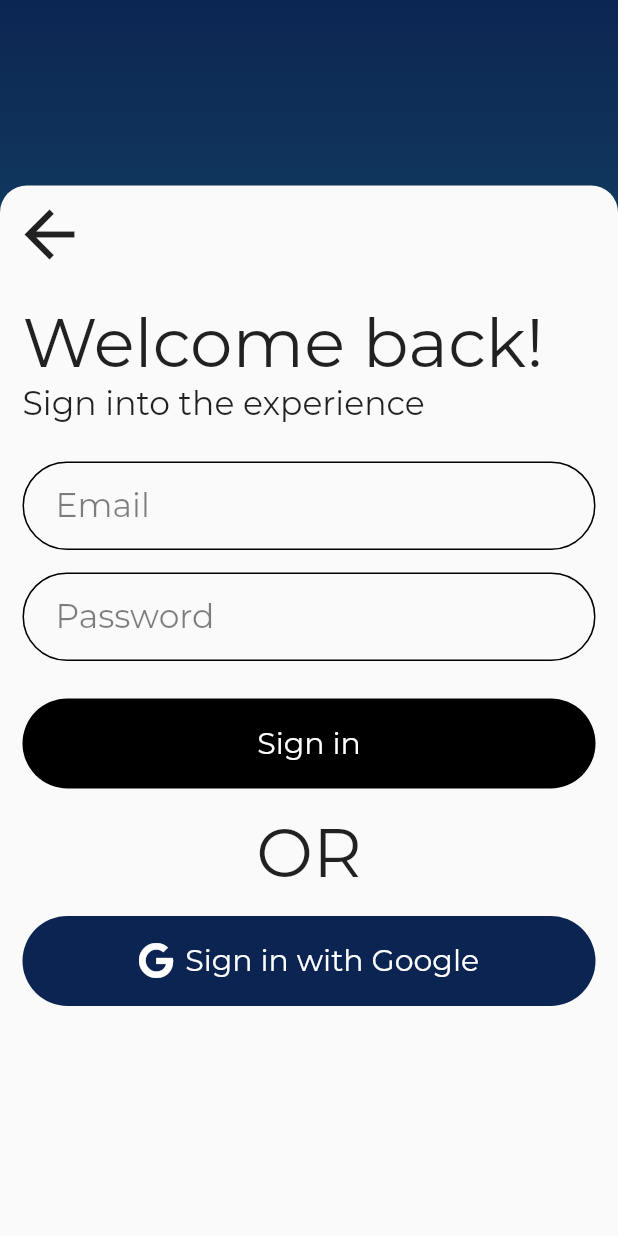
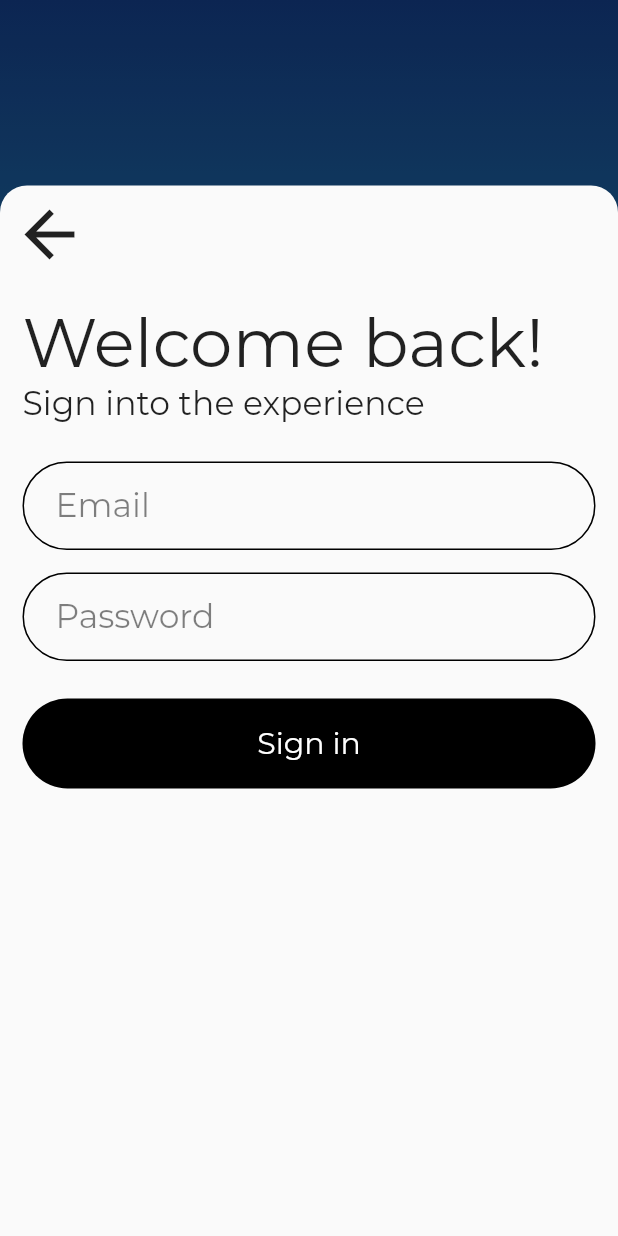
Before and after one commit to Zapaway/gamer, a Flutter app: the screen it shows after launch, after a tap on "Login", on a phone screen of 412 x 824 dp. Run offline on Flutter 3.47's test engine with Material 2 defaults, Android fonts, the light colour scheme and no system bars; our stand-ins replace cloud_firestore, firebase_auth, firebase_core, firebase_storage, flutter_riverpod, flutter_svg and 5 more; missing offline and left inert: web_scraper; accounts and stored records are empty; project files that could hold a hidden picture were left out.

Commit message:
disabled google sign in feature

```diff
--- a/lib/components/forms/basic_auth_form.dart
+++ b/lib/components/forms/basic_auth_form.dart
@@ -160,43 +160,43 @@ class _AppBasicAuthFormState extends State<AppBasicAuthForm> {
                         },
                       ),
 
-                      Container(
-                        margin: const EdgeInsets.symmetric(vertical: 15),
-                        child: const Center(
-                          child: Text(
-                            "OR",
-                            style: TextStyle(
-                              fontSize: 45,
-                            ),
-                          ),
-                        ),
-                      ),
+                      // Container(
+                      //   margin: const EdgeInsets.symmetric(vertical: 15),
+                      //   child: const Center(
+                      //     child: Text(
+                      //       "OR",
+                      //       style: TextStyle(
+                      //         fontSize: 45,
+                      //       ),
+                      //     ),
+                      //   ),
+                      // ),
 
-                      /// GUI for signing up with Google
-                      AppSubmitFormButton(
-                        text: widget.googleValidatorButtonText,
-                        color: AppColors.darkBlue,
-                        icon: const FaIcon(
-                          FontAwesomeIcons.google,
-                          color: Colors.white,
-                        ),
-                        onPressed: () async {
-                          try {
-                            final user = await AuthService().authUsingGoogle();
-                            if (user == null) return;
-
-                            Navigator.pop(context, true);
-                          } on SignInWithCredentialException catch (e) {
-                            showDialog(
-                                context: context,
-                                builder: (_) {
-                                  return FormErrorDialog(
-                                      title: "Sign In With Google Error",
-                                      errorMessage: e.message);
-                                });
-                          }
-                        },
-                      ),
+                      // /// GUI for signing up with Google
+                      // AppSubmitFormButton(
+                      //   text: widget.googleValidatorButtonText,
+                      //   color: AppColors.darkBlue,
+                      //   icon: const FaIcon(
+                      //     FontAwesomeIcons.google,
+                      //     color: Colors.white,
+                      //   ),
+                      //   onPressed: () async {
+                      //     try {
+                      //       final user = await AuthService().authUsingGoogle();
+                      //       if (user == null) return;
+                      //
+                      //       Navigator.pop(context, true);
+                      //     } on SignInWithCredentialException catch (e) {
+                      //       showDialog(
+                      //           context: context,
+                      //           builder: (_) {
+                      //             return FormErrorDialog(
+                      //                 title: "Sign In With Google Error",
+                      //                 errorMessage: e.message);
+                      //           });
+                      //     }
+                      //   },
+                      // ),
 
                       const SizedBox(
                         height: 30,
```
Also changed, not shown: lib/services/auth_service.dart (+51 -49 lines).
